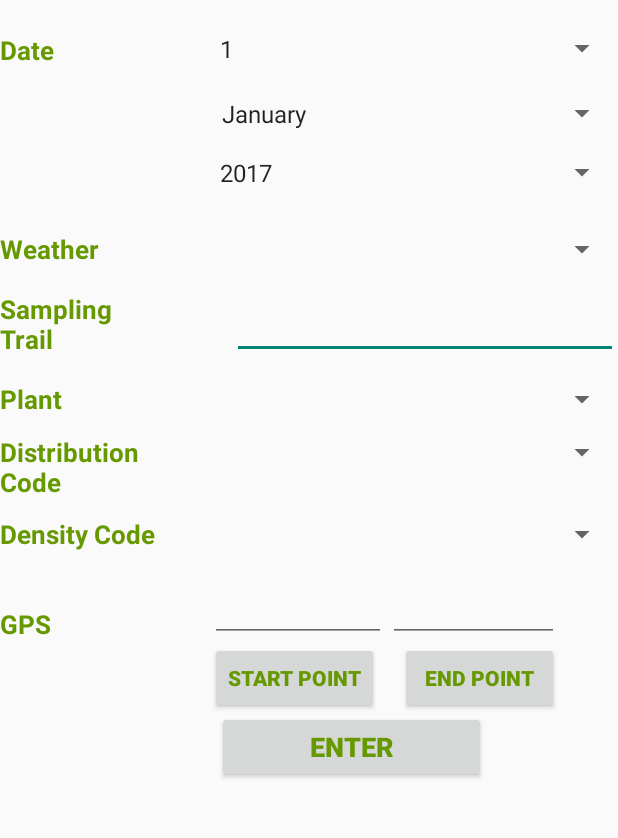
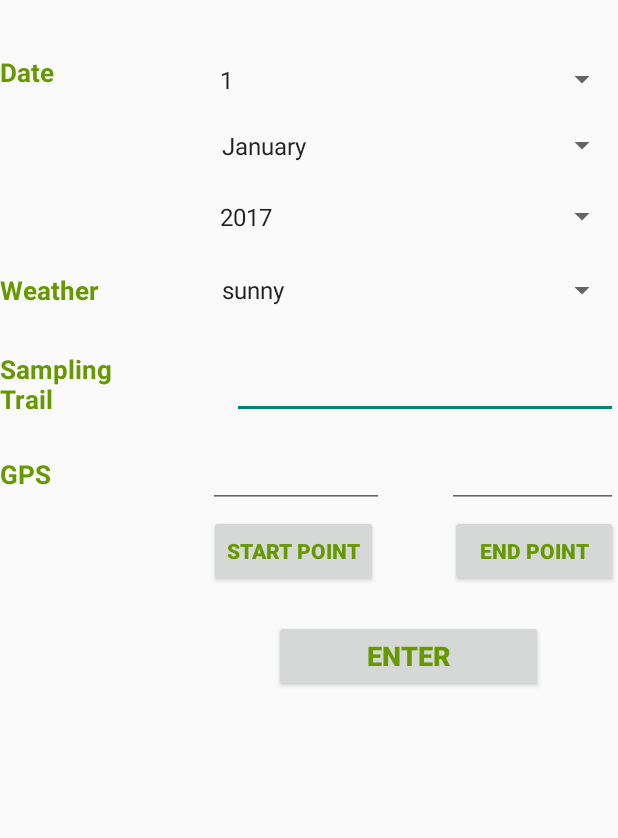
Before and after one commit to yohanym95/Invasive_Plant_App, an Android app: the screen it shows after launch (MainActivity), on a phone screen of 412 x 824 dp, the part 69-907 px from its top. Run offline under Robolectric (Android 15) with nearby library versions, the phone set to English and light mode, and no system bars.

Commit message:
modified spinner & create new page for data collection

```diff
--- a/app/src/main/AndroidManifest.xml
+++ b/app/src/main/AndroidManifest.xml
@@ -16,6 +16,7 @@
                 <category android:name="android.intent.category.LAUNCHER" />
             </intent-filter>
         </activity>
+        <activity android:name=".datapage"></activity>
     </application>
 
 </manifest>
--- a/app/src/main/java/com/example/yohan/invasiveplantapp/MainActivity.java
+++ b/app/src/main/java/com/example/yohan/invasiveplantapp/MainActivity.java
@@ -1,18 +1,23 @@
 package com.example.yohan.invasiveplantapp;
 
+import android.content.Intent;
 import android.support.v7.app.AppCompatActivity;
 import android.os.Bundle;
 import android.view.View;
 import android.widget.AdapterView;
 import android.widget.ArrayAdapter;
+import android.widget.Button;
 import android.widget.EditText;
 import android.widget.Spinner;
 import android.widget.Toast;
 
 public class MainActivity extends AppCompatActivity  {
 
-     Spinner spinner1,spinner2,spinner3,spinner4;
-     EditText editText;
+     Spinner spinner1,spinner2,spinner3,spinner4,spinner5,spinner6,spinner7;
+     EditText editText,editText2,editText3;
+     Button start,end,enter;
+     String day, month, year,weather;
+
     @Override
     protected void onCreate(Bundle savedInstanceState) {
         super.onCreate(savedInstanceState);
@@ -21,32 +26,46 @@ public class MainActivity extends AppCompatActivity  {
         spinner2 = findViewById(R.id.spinner3);
         spinner3 = findViewById(R.id.spinner4);
         spinner4 = findViewById(R.id.spinner5);
+        spinner5 =  findViewById(R.id.spinner2);
+        spinner6 = findViewById(R.id.spinner6);
+        spinner7 = findViewById(R.id.spinner7);
         editText = findViewById(R.id.editText2);
+        editText2 = findViewById(R.id.editText);
+        editText3 = findViewById(R.id.editText3);
+        start = findViewById(R.id.button);
+        end = findViewById(R.id.button2);
+        enter = findViewById(R.id.Enter);
+        enterclick();
 
 
         ArrayAdapter<CharSequence> adapter = ArrayAdapter.createFromResource(this,R.array.day,android.R.layout.simple_spinner_item);
         adapter.setDropDownViewResource(android.R.layout.simple_spinner_dropdown_item);
         spinner1.setAdapter(adapter);
-        spinner1.setOnItemSelectedListener(new AdapterView.OnItemSelectedListener() {
+       /* spinner1.setOnItemSelectedListener(new AdapterView.OnItemSelectedListener() {
             @Override
             public void onItemSelected(AdapterView<?> parent, View view, int position, long id) {
-                String day = parent.getItemAtPosition(position).toString();
+              day = parent.getItemAtPosition(position).toString();
                 Toast.makeText(parent.getContext(),day,Toast.LENGTH_SHORT).show();
+
             }
+
 
             @Override
             public void onNothingSelected(AdapterView<?> parent) {
 
             }
-        });
+        }); */
+
+        day = spinner1.getSelectedItem().toString();
+
 
         ArrayAdapter<CharSequence> adapter1 = ArrayAdapter.createFromResource(this,R.array.month,android.R.layout.simple_spinner_item);
         adapter1.setDropDownViewResource(android.R.layout.simple_spinner_dropdown_item);
         spinner2.setAdapter(adapter1);
-        spinner2.setOnItemSelectedListener(new AdapterView.OnItemSelectedListener() {
+       /* spinner2.setOnItemSelectedListener(new AdapterView.OnItemSelectedListener() {
             @Override
             public void onItemSelected(AdapterView<?> parent, View view, int position, long id) {
-                String month = parent.getItemAtPosition(position).toString();
+                month = parent.getItemAtPosition(position).toString();
                 Toast.makeText(parent.getContext(),month,Toast.LENGTH_SHORT).show();
             }
 
@@ -55,14 +74,18 @@ public class MainActivity extends AppCompatActivity  {
 
             }
         });
+        */
+        month = spinner2.getSelectedItem().toString();
+
+
 
         ArrayAdapter<CharSequence> adapter2 = ArrayAdapter.createFromResource(this,R.array.year,android.R.layout.simple_spinner_item);
         adapter2.setDropDownViewResource(android.R.layout.simple_spinner_dropdown_item);
         spinner3.setAdapter(adapter2);
-        spinner3.setOnItemSelectedListener(new AdapterView.OnItemSelectedListener() {
+       /* spinner3.setOnItemSelectedListener(new AdapterView.OnItemSelectedListener() {
             @Override
             public void onItemSelected(AdapterView<?> parent, View view, int position, long id) {
-                String year = parent.getItemAtPosition(position).toString();
+                year = parent.getItemAtPosition(position).toString();
                 Toast.makeText(parent.getContext(),year,Toast.LENGTH_SHORT).show();
             }
 
@@ -70,8 +93,42 @@ public class MainActivity extends AppCompatActivity  {
             public void onNothingSelected(AdapterView<?> parent) {
 
             }
-        });
+        }); */
+       year = spinner3.getSelectedItem().toString();
 
+        ArrayAdapter<CharSequence> adapter3 = ArrayAdapter.createFromResource(this,R.array.weather,android.R.layout.simple_spinner_item);
+        adapter3.setDropDownViewResource(android.R.layout.simple_spinner_dropdown_item);
+        spinner4.setAdapter(adapter3);
+       /* spinner4.setOnItemSelectedListener(new AdapterView.OnItemSelectedListener() {
+            @Override
+            public void onItemSelected(AdapterView<?> parent, View view, int position, long id) {
+                weather = parent.getItemAtPosition(position).toString();
+                Toast.makeText(parent.getContext(),weather,Toast.LENGTH_SHORT).show();
+            }
+
+            @Override
+            public void onNothingSelected(AdapterView<?> parent) {
+
+            }
+        });*/
+
+       weather = spinner4.getSelectedItem().toString();
+
+
+
+
+    }
+
+    public void enterclick(){
+        enter.setOnClickListener(
+                new View.OnClickListener() {
+                    @Override
+                    public void onClick(View v) {
+                        Intent i = new Intent(MainActivity.this,datapage.class);
+                        startActivity(i);
+                    }
+                }
+        );
     }
 
 
--- a/app/src/main/res/layout/activity_main.xml
+++ b/app/src/main/res/layout/activity_main.xml
@@ -11,24 +11,25 @@
         android:layout_height="34dp"
         android:layout_alignParentEnd="true"
         android:layout_alignParentTop="true"
-        android:layout_marginTop="144dp"
+        android:layout_marginTop="173dp"
         android:visibility="visible" />
 
     <Spinner
         android:id="@+id/spinner3"
         android:layout_width="272dp"
         android:layout_height="34dp"
+        android:layout_above="@+id/spinner4"
         android:layout_alignParentEnd="true"
-        android:layout_below="@+id/textView"
+        android:layout_marginBottom="-160dp"
         android:visibility="visible" />
 
     <TextView
         android:id="@+id/textView"
         android:layout_width="57dp"
-        android:layout_height="37dp"
+        android:layout_height="wrap_content"
         android:layout_alignParentStart="true"
         android:layout_alignParentTop="true"
-        android:layout_marginTop="67dp"
+        android:layout_marginTop="82dp"
         android:text="Date"
         android:textColor="@android:color/holo_green_dark"
         android:textSize="17sp"
@@ -39,8 +40,7 @@
         android:layout_width="273dp"
         android:layout_height="34dp"
         android:layout_alignParentEnd="true"
-        android:layout_alignParentTop="true"
-        android:layout_marginTop="61dp"
+        android:layout_alignTop="@+id/textView"
         android:visibility="visible" />
 
     <TextView
@@ -49,7 +49,7 @@
         android:layout_height="wrap_content"
         android:layout_alignParentStart="true"
         android:layout_alignParentTop="true"
-        android:layout_marginTop="200dp"
+        android:layout_marginTop="227dp"
         android:text="Weather"
         android:textColor="@android:color/holo_green_dark"
         android:textSize="17sp"
@@ -67,9 +67,9 @@
         android:id="@+id/textView3"
         android:layout_width="102dp"
         android:layout_height="wrap_content"
+        android:layout_alignParentTop="true"
         android:layout_alignParentStart="true"
-        android:layout_alignParentTop="true"
-        android:layout_marginTop="240dp"
+        android:layout_marginTop="280dp"
         android:text="Sampling Trail"
         android:textColor="@android:color/holo_green_dark"
         android:textSize="17sp"
@@ -98,41 +98,6 @@
         android:textSize="18sp"
         android:textStyle="bold" />
 
-    <TextView
-        android:id="@+id/textView5"
-        android:layout_width="51dp"
-        android:layout_height="wrap_content"
-        android:layout_alignParentStart="true"
-        android:layout_alignParentTop="true"
-        android:layout_marginTop="300dp"
-        android:text="Plant"
-        android:textColor="@android:color/holo_green_dark"
-        android:textSize="17sp"
-        android:textStyle="bold" />
-
-    <TextView
-        android:id="@+id/textView6"
-        android:layout_width="93dp"
-        android:layout_height="45dp"
-        android:layout_alignParentStart="true"
-        android:layout_alignParentTop="true"
-        android:layout_marginTop="335dp"
-        android:text="Distribution Code"
-        android:textColor="@android:color/holo_green_dark"
-        android:textSize="17sp"
-        android:textStyle="bold" />
-
-    <TextView
-        android:id="@+id/textView7"
-        android:layout_width="wrap_content"
-        android:layout_height="wrap_content"
-        android:layout_alignParentTop="true"
-        android:layout_alignParentStart="true"
-        android:layout_marginTop="390dp"
-        android:text="Density Code"
-        android:textColor="@android:color/holo_green_dark"
-        android:textSize="17sp"
-        android:textStyle="bold" />
 
     <TextView
         android:id="@+id/textView8"
@@ -140,7 +105,7 @@
         android:layout_height="wrap_content"
         android:layout_alignParentTop="true"
         android:layout_alignParentStart="true"
-        android:layout_marginTop="450dp"
+        android:layout_marginTop="350dp"
         android:text="GPS"
         android:textColor="@android:color/holo_green_dark"
         android:textSize="17sp"
@@ -149,9 +114,11 @@
     <Button
         android:id="@+id/button"
         android:layout_width="wrap_content"
-        android:layout_height="wrap_content"
-        android:layout_alignStart="@+id/spinner5"
-        android:layout_below="@+id/editText"
+        android:layout_height="48dp"
+        android:layout_alignParentEnd="true"
+        android:layout_alignTop="@+id/editText"
+        android:layout_marginTop="50dp"
+        android:layout_marginRight="160dp"
         android:text="Start Point"
         android:textColor="@android:color/holo_green_dark"
         android:textStyle="bold" />
@@ -160,8 +127,8 @@
         android:id="@+id/editText"
         android:layout_width="117dp"
         android:layout_height="wrap_content"
-        android:layout_alignBottom="@+id/textView8"
-        android:layout_alignStart="@+id/spinner5"
+        android:layout_alignBaseline="@+id/textView8"
+        android:layout_alignStart="@+id/spinner4"
         android:ems="10"
         android:inputType="textPersonName" />
 
@@ -169,49 +136,31 @@
         android:id="@+id/editText3"
         android:layout_width="114dp"
         android:layout_height="wrap_content"
-        android:layout_alignBottom="@+id/textView8"
-        android:layout_alignEnd="@+id/button2"
+        android:layout_alignBaseline="@+id/textView8"
+        android:layout_alignParentEnd="true"
         android:ems="10"
         android:inputType="textPersonName" />
 
     <Button
         android:id="@+id/button2"
-        android:layout_width="106dp"
+        android:layout_width="112dp"
         android:layout_height="wrap_content"
-        android:layout_below="@+id/editText"
-        android:layout_toEndOf="@+id/textView4"
+        android:layout_alignParentEnd="true"
+        android:layout_alignTop="@+id/button"
+        android:layout_marginTop="0dp"
         android:text="End Point"
         android:textColor="@android:color/holo_green_dark"
         android:textStyle="bold" />
 
-    <Spinner
-        android:id="@+id/spinner2"
-        android:layout_width="272dp"
-        android:layout_height="wrap_content"
-        android:layout_alignParentEnd="true"
-        android:layout_alignTop="@+id/textView5" />
-
-    <Spinner
-        android:id="@+id/spinner6"
-        android:layout_width="272dp"
-        android:layout_height="wrap_content"
-        android:layout_alignParentEnd="true"
-        android:layout_alignTop="@+id/textView6" />
-
-    <Spinner
-        android:id="@+id/spinner7"
-        android:layout_width="273dp"
-        android:layout_height="wrap_content"
-        android:layout_alignParentEnd="true"
-        android:layout_alignTop="@+id/textView7" />
 
     <Button
         android:id="@+id/Enter"
         android:layout_width="179dp"
         android:layout_height="wrap_content"
-        android:layout_alignParentTop="true"
-        android:layout_alignStart="@+id/textView4"
-        android:layout_marginTop="520dp"
+        android:layout_alignParentEnd="true"
+        android:layout_alignTop="@+id/button"
+        android:layout_marginTop="70dp"
+        android:layout_marginRight="50dp"
         android:text="Enter"
         android:textColor="@android:color/holo_green_dark"
         android:textSize="18sp"
--- a/app/src/main/res/values/strings.xml
+++ b/app/src/main/res/values/strings.xml
@@ -57,6 +57,44 @@
         <item>2021</item>
         <item>2022</item>
         <item>2023</item>
-        <item>2014</item>
+        <item>2024</item>
     </string-array>
+
+    <string-array name="weather">
+        <item>sunny</item>
+        <item>Party Sunny</item>
+        <item>Cloudy</item>
+        <item>Overcast</item>
+        <item>Thunder Storm</item>
+        <item>Fog</item>
+        <item>Rain</item>
+        <item>Haivy Rain</item>
+        <item>Rain with Sun</item>
+    </string-array>
+
+    <string-array name="Distributioncode">
+        <item>1</item>
+        <item>2</item>
+        <item>3</item>
+        <item>4</item>
+        <item>5</item>
+        <item>6</item>
+        <item>7</item>
+        <item>8</item>
+        <item>9</item>
+    </string-array>
+
+    <string-array name="DestinyCode">
+        <item>Low</item>
+        <item>Medium</item>
+        <item>High</item>
+        <item>Dense</item>
+    </string-array>
+
+    <string-array name="plant">
+        <item>Ageratina Riparia</item>
+        <item>Aristea Ecklonii</item>
+        <item>Ulex Europeus</item>
+    </string-array>
+
 </resources>
```
Also changed, not shown: app/src/main/java/com/example/yohan/invasiveplantapp/datapage.java (added, +73 -0 lines), app/src/main/res/layout/activity_datapage.xml (added, +81 -0 lines), app/src/main/res/drawable/aristeaeckloniione.png (added).
